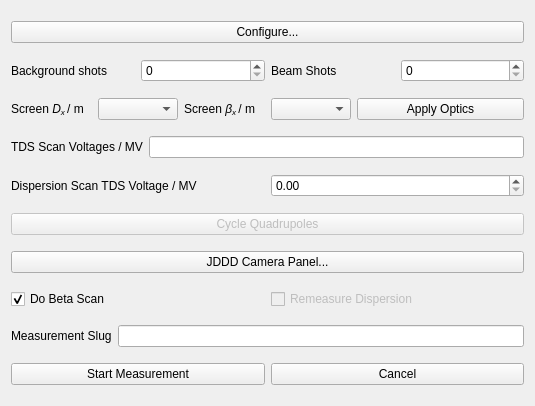
st-walker/esme, file esme/gui/ui/scanner.ui: the form before one commit.
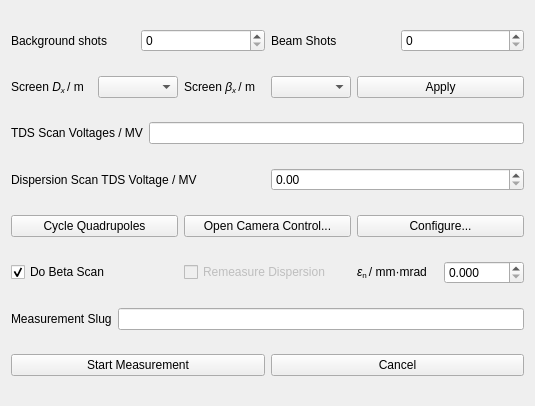
The form after the commit.

Diff of the .ui file:
```diff
--- a/esme/gui/ui/scanner.ui
+++ b/esme/gui/ui/scanner.ui
@@ -14,14 +14,76 @@
    <string>Form</string>
   </property>
   <layout class="QGridLayout" name="gridLayout">
-   <item row="0" column="0">
-    <widget class="QPushButton" name="preferences_button">
-     <property name="text">
-      <string>Configure...</string>
-     </property>
-    </widget>
+   <item row="6" column="0">
+    <layout class="QHBoxLayout" name="horizontalLayout_12">
+     <item>
+      <widget class="QCheckBox" name="do_beta_scan_checkbox">
+       <property name="text">
+        <string>Do Beta Scan</string>
+       </property>
+       <property name="checked">
+        <bool>true</bool>
+       </property>
+      </widget>
+     </item>
+     <item>
+      <widget class="QCheckBox" name="remeasure_dispersoin_checkbox">
+       <property name="enabled">
+        <bool>false</bool>
+       </property>
+       <property name="text">
+        <string>Remeasure Dispersion</string>
+       </property>
+      </widget>
+     </item>
+     <item>
+      <layout class="QHBoxLayout" name="horizontalLayout_9">
+       <item>
+        <widget class="QLabel" name="label_3">
+         <property name="text">
+          <string>&lt;html&gt;&lt;head/&gt;&lt;body&gt;&lt;p&gt;&lt;span style=&quot; font-style:italic;&quot;&gt;ε&lt;/span&gt;&lt;span style=&quot; vertical-align:sub;&quot;&gt;n &lt;/span&gt;/ mm·mrad&lt;/p&gt;&lt;/body&gt;&lt;/html&gt;</string>
+         </property>
+         <property name="textFormat">
+          <enum>Qt::RichText</enum>
+         </property>
+        </widget>
+       </item>
+       <item>
+        <widget class="QDoubleSpinBox" name="measured_emittance_spinbox">
+         <property name="decimals">
+          <number>3</number>
+         </property>
+         <property name="stepType">
+          <enum>QAbstractSpinBox::AdaptiveDecimalStepType</enum>
+         </property>
+        </widget>
+       </item>
+      </layout>
+     </item>
+    </layout>
    </item>
-   <item row="10" column="0">
+   <item row="4" column="0">
+    <layout class="QHBoxLayout" name="horizontalLayout_8">
+     <item>
+      <widget class="QLabel" name="label">
+       <property name="text">
+        <string>Dispersion Scan TDS Voltage / MV</string>
+       </property>
+      </widget>
+     </item>
+     <item>
+      <widget class="QDoubleSpinBox" name="dispersion_scan_tds_voltage_spinbox">
+       <property name="maximum">
+        <double>5.000000000000000</double>
+       </property>
+       <property name="singleStep">
+        <double>0.100000000000000</double>
+       </property>
+      </widget>
+     </item>
+    </layout>
+   </item>
+   <item row="8" column="0">
     <layout class="QHBoxLayout" name="horizontalLayout_3">
      <item>
       <widget class="QPushButton" name="start_measurement_button">
@@ -51,25 +113,7 @@
      </item>
     </layout>
    </item>
-   <item row="3" column="0">
-    <layout class="QHBoxLayout" name="horizontalLayout">
-     <item>
-      <widget class="QLabel" name="label_2">
-       <property name="text">
-        <string>TDS Scan Voltages / MV</string>
-       </property>
-      </widget>
-     </item>
-     <item>
-      <widget class="QLineEdit" name="tds_voltages">
-       <property name="text">
-        <string/>
-       </property>
-      </widget>
-     </item>
-    </layout>
-   </item>
-   <item row="9" column="0">
+   <item row="7" column="0">
     <layout class="QHBoxLayout" name="horizontalLayout_6">
      <item>
       <widget class="QLabel" name="measurement_name_label">
@@ -90,12 +134,23 @@
      </item>
     </layout>
    </item>
-   <item row="7" column="0">
-    <widget class="QPushButton" name="open_jddd_screen_gui_button">
-     <property name="text">
-      <string>JDDD Camera Panel...</string>
-     </property>
-    </widget>
+   <item row="3" column="0">
+    <layout class="QHBoxLayout" name="horizontalLayout">
+     <item>
+      <widget class="QLabel" name="label_2">
+       <property name="text">
+        <string>TDS Scan Voltages / MV</string>
+       </property>
+      </widget>
+     </item>
+     <item>
+      <widget class="QLineEdit" name="tds_voltages">
+       <property name="text">
+        <string/>
+       </property>
+      </widget>
+     </item>
+    </layout>
    </item>
    <item row="1" column="0">
     <layout class="QHBoxLayout" name="horizontalLayout_7">
@@ -137,37 +192,6 @@
      </item>
     </layout>
    </item>
-   <item row="6" column="0">
-    <widget class="QPushButton" name="cycle_quads_button">
-     <property name="enabled">
-      <bool>false</bool>
-     </property>
-     <property name="text">
-      <string>Cycle Quadrupoles</string>
-     </property>
-    </widget>
-   </item>
-   <item row="4" column="0">
-    <layout class="QHBoxLayout" name="horizontalLayout_8">
-     <item>
-      <widget class="QLabel" name="label">
-       <property name="text">
-        <string>Dispersion Scan TDS Voltage / MV</string>
-       </property>
-      </widget>
-     </item>
-     <item>
-      <widget class="QDoubleSpinBox" name="dispersion_scan_tds_voltage_spinbox">
-       <property name="maximum">
-        <double>5.000000000000000</double>
-       </property>
-       <property name="singleStep">
-        <double>0.100000000000000</double>
-       </property>
-      </widget>
-     </item>
-    </layout>
-   </item>
    <item row="2" column="0">
     <layout class="QHBoxLayout" name="horizontalLayout_11">
      <item>
@@ -208,31 +232,35 @@
      <item>
       <widget class="QPushButton" name="apply_optics_button">
        <property name="text">
-        <string>Apply Optics</string>
+        <string>Apply</string>
        </property>
       </widget>
      </item>
     </layout>
    </item>
-   <item row="8" column="0">
-    <layout class="QHBoxLayout" name="horizontalLayout_12">
+   <item row="5" column="0">
+    <layout class="QHBoxLayout" name="horizontalLayout_13">
      <item>
-      <widget class="QCheckBox" name="do_beta_scan_checkbox">
-       <property name="text">
-        <string>Do Beta Scan</string>
-       </property>
-       <property name="checked">
-        <bool>true</bool>
-       </property>
-      </widget>
-     </item>
-     <item>
-      <widget class="QCheckBox" name="remeasure_dispersoin_checkbox">
+      <widget class="QPushButton" name="cycle_quads_button">
        <property name="enabled">
-        <bool>false</bool>
+        <bool>true</bool>
        </property>
        <property name="text">
-        <string>Remeasure Dispersion</string>
+        <string>Cycle Quadrupoles</string>
+       </property>
+      </widget>
+     </item>
+     <item>
+      <widget class="QPushButton" name="open_jddd_screen_gui_button">
+       <property name="text">
+        <string>Open Camera Control...</string>
+       </property>
+      </widget>
+     </item>
+     <item>
+      <widget class="QPushButton" name="preferences_button">
+       <property name="text">
+        <string>Configure...</string>
        </property>
       </widget>
      </item>
```
